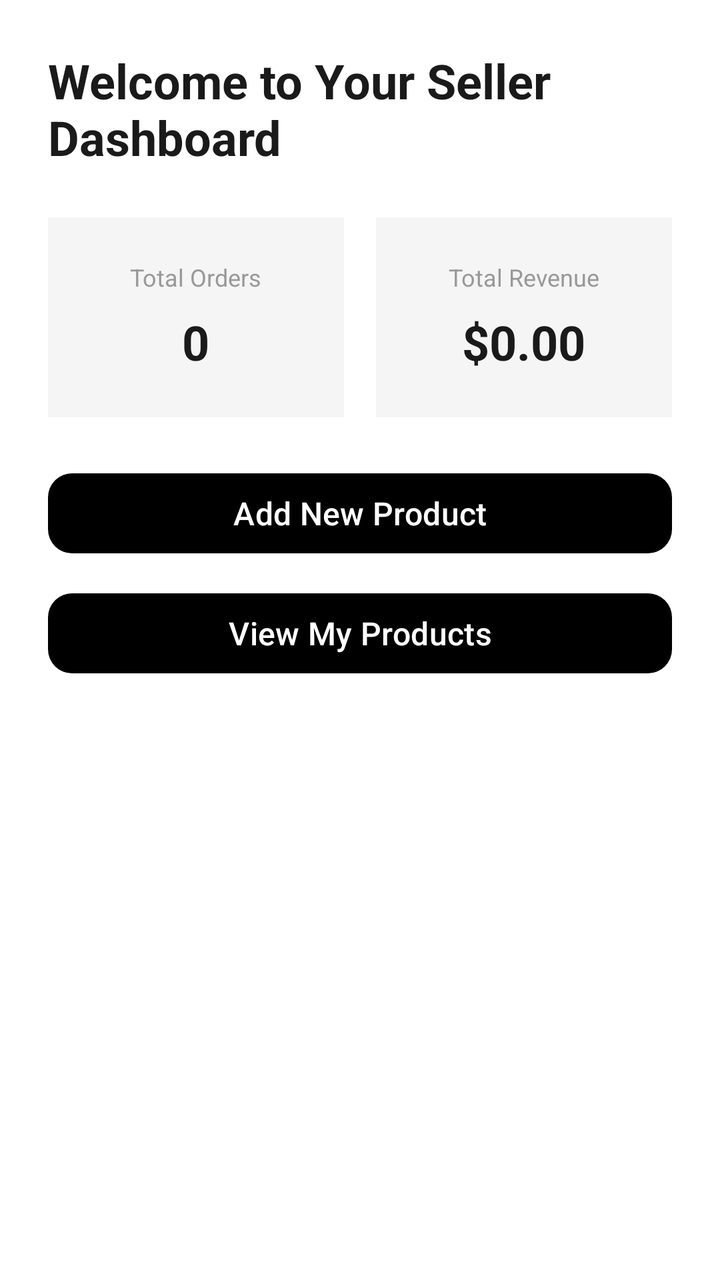
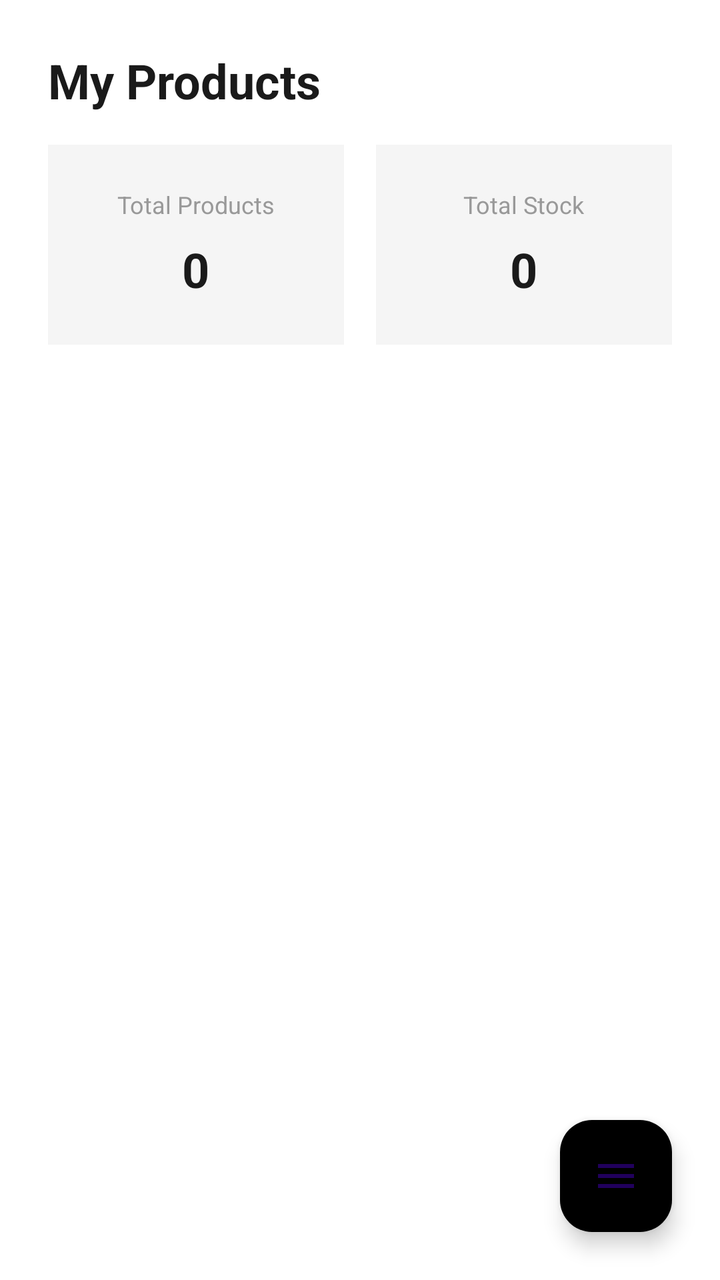

Screens rendered from an Android XML layout before and after an edit, with the pre-edit source and the edit as a unified diff.
<!-- AndroidManifest.xml: application theme Theme.Mid1 -->
<!-- res/layout/fragment_seller_home.xml -->
<?xml version="1.0" encoding="utf-8"?>
<LinearLayout xmlns:android="http://schemas.android.com/apk/res/android"
    xmlns:app="http://schemas.android.com/apk/res-auto"
    android:layout_width="match_parent"
    android:layout_height="match_parent"
    android:orientation="vertical"
    android:padding="24dp"
    android:background="@color/white">

    <TextView
        android:id="@+id/tv_seller_welcome"
        android:layout_width="match_parent"
        android:layout_height="wrap_content"
        android:text="Welcome to Your Seller Dashboard"
        android:textSize="24sp"
        android:textStyle="bold"
        android:textColor="@color/text_primary"
        android:layout_marginBottom="24dp" />

    
    <LinearLayout
        android:layout_width="match_parent"
        android:layout_height="wrap_content"
        android:orientation="horizontal"
        android:layout_marginBottom="24dp">

        <LinearLayout
            android:layout_width="0dp"
            android:layout_height="100dp"
            android:layout_weight="1"
            android:orientation="vertical"
            android:background="@color/card_bg"
            android:padding="16dp"
            android:layout_marginEnd="8dp"
            android:gravity="center">

            <TextView
                android:layout_width="wrap_content"
                android:layout_height="wrap_content"
                android:text="Total Orders"
                android:textSize="12sp"
                android:textColor="@color/text_secondary" />

            <TextView
                android:layout_width="wrap_content"
                android:layout_height="wrap_content"
                android:text="0"
                android:textSize="24sp"
                android:textStyle="bold"
                android:textColor="@color/text_primary"
                android:layout_marginTop="8dp" />
        </LinearLayout>

        <LinearLayout
            android:layout_width="0dp"
            android:layout_height="100dp"
            android:layout_weight="1"
            android:orientation="vertical"
            android:background="@color/card_bg"
            android:padding="16dp"
            android:layout_marginStart="8dp"
            android:gravity="center">

            <TextView
                android:layout_width="wrap_content"
                android:layout_height="wrap_content"
                android:text="Total Revenue"
                android:textSize="12sp"
                android:textColor="@color/text_secondary" />

            <TextView
                android:layout_width="wrap_content"
                android:layout_height="wrap_content"
                android:text="$0.00"
                android:textSize="24sp"
                android:textStyle="bold"
                android:textColor="@color/text_primary"
                android:layout_marginTop="8dp" />
        </LinearLayout>
    </LinearLayout>

    
    <com.google.android.material.button.MaterialButton
        android:id="@+id/btn_add_product"
        android:layout_width="match_parent"
        android:layout_height="wrap_content"
        android:text="Add New Product"
        android:textSize="16sp"
        app:backgroundTint="@color/black"
        android:textColor="@color/white"
        app:cornerRadius="12dp"
        android:layout_marginBottom="12dp" />

    <com.google.android.material.button.MaterialButton
        android:id="@+id/btn_view_products"
        android:layout_width="match_parent"
        android:layout_height="wrap_content"
        android:text="View My Products"
        android:textSize="16sp"
        app:backgroundTint="@color/black"
        android:textColor="@color/white"
        app:cornerRadius="12dp" />

</LinearLayout>
<!-- resources referenced by this layout -->
<resources>
  <color name="black">#FF000000</color>
  <color name="card_bg">#F5F5F5</color>
  <color name="text_primary">#1A1A1A</color>
  <color name="text_secondary">#999999</color>
  <color name="white">#FFFFFFFF</color>
  <style name="Theme.Mid1" parent="Base.Theme.Mid1" />
  <style name="Base.Theme.Mid1" parent="Theme.Material3.DayNight.NoActionBar">
          
          
      </style>
</resources>

<!-- the commit's change to res/layout/fragment_seller_home.xml (unified diff, before → after) -->
@@ -4,101 +4,145 @@
     android:layout_width="match_parent"
     android:layout_height="match_parent"
     android:orientation="vertical"
-    android:padding="24dp"
     android:background="@color/white">
-
-    <TextView
-        android:id="@+id/tv_seller_welcome"
-        android:layout_width="match_parent"
-        android:layout_height="wrap_content"
-        android:text="Welcome to Your Seller Dashboard"
-        android:textSize="24sp"
-        android:textStyle="bold"
-        android:textColor="@color/text_primary"
-        android:layout_marginBottom="24dp" />
 
     
     <LinearLayout
         android:layout_width="match_parent"
         android:layout_height="wrap_content"
-        android:orientation="horizontal"
-        android:layout_marginBottom="24dp">
+        android:orientation="vertical"
+        android:padding="24dp"
+        android:background="@color/white">
 
+        <TextView
+            android:id="@+id/tv_seller_welcome"
+            android:layout_width="match_parent"
+            android:layout_height="wrap_content"
+            android:text="My Products"
+            android:textSize="24sp"
+            android:textStyle="bold"
+            android:textColor="@color/text_primary"
+            android:layout_marginBottom="16dp" />
+
+        
         <LinearLayout
-            android:layout_width="0dp"
-            android:layout_height="100dp"
-            android:layout_weight="1"
-            android:orientation="vertical"
-            android:background="@color/card_bg"
-            android:padding="16dp"
-            android:layout_marginEnd="8dp"
-            android:gravity="center">
+            android:layout_width="match_parent"
+            android:layout_height="wrap_content"
+            android:orientation="horizontal"
+            android:layout_marginBottom="8dp">
 
-            <TextView
-                android:layout_width="wrap_content"
-                android:layout_height="wrap_content"
-                android:text="Total Orders"
-                android:textSize="12sp"
-                android:textColor="@color/text_secondary" />
+            <LinearLayout
+                android:layout_width="0dp"
+                android:layout_height="100dp"
+                android:layout_weight="1"
+                android:orientation="vertical"
+                android:background="@color/card_bg"
+                android:padding="16dp"
+                android:layout_marginEnd="8dp"
+                android:gravity="center">
 
-            <TextView
-                android:layout_width="wrap_content"
-                android:layout_height="wrap_content"
-                android:text="0"
-                android:textSize="24sp"
-                android:textStyle="bold"
-                android:textColor="@color/text_primary"
-                android:layout_marginTop="8dp" />
-        </LinearLayout>
+                <TextView
+                    android:layout_width="wrap_content"
+                    android:layout_height="wrap_content"
+                    android:text="Total Products"
+                    android:textSize="12sp"
+                    android:textColor="@color/text_secondary" />
 
-        <LinearLayout
-            android:layout_width="0dp"
-            android:layout_height="100dp"
-            android:layout_weight="1"
-            android:orientation="vertical"
-            android:background="@color/card_bg"
-            android:padding="16dp"
-            android:layout_marginStart="8dp"
-            android:gravity="center">
+                <TextView
+                    android:id="@+id/tv_total_products"
+                    android:layout_width="wrap_content"
+                    android:layout_height="wrap_content"
+                    android:text="0"
+                    android:textSize="24sp"
+                    android:textStyle="bold"
+                    android:textColor="@color/text_primary"
+                    android:layout_marginTop="8dp" />
+            </LinearLayout>
 
-            <TextView
-                android:layout_width="wrap_content"
-                android:layout_height="wrap_content"
-                android:text="Total Revenue"
-                android:textSize="12sp"
-                android:textColor="@color/text_secondary" />
+            <LinearLayout
+                android:layout_width="0dp"
+                android:layout_height="100dp"
+                android:layout_weight="1"
+                android:orientation="vertical"
+                android:background="@color/card_bg"
+                android:padding="16dp"
+                android:layout_marginStart="8dp"
+                android:gravity="center">
 
-            <TextView
-                android:layout_width="wrap_content"
-                android:layout_height="wrap_content"
-                android:text="$0.00"
-                android:textSize="24sp"
-                android:textStyle="bold"
-                android:textColor="@color/text_primary"
-                android:layout_marginTop="8dp" />
+                <TextView
+                    android:layout_width="wrap_content"
+                    android:layout_height="wrap_content"
+                    android:text="Total Stock"
+                    android:textSize="12sp"
+                    android:textColor="@color/text_secondary" />
+
+                <TextView
+                    android:id="@+id/tv_total_stock"
+                    android:layout_width="wrap_content"
+                    android:layout_height="wrap_content"
+                    android:text="0"
+                    android:textSize="24sp"
+                    android:textStyle="bold"
+                    android:textColor="@color/text_primary"
+                    android:layout_marginTop="8dp" />
+            </LinearLayout>
         </LinearLayout>
     </LinearLayout>
 
     
-    <com.google.android.material.button.MaterialButton
-        android:id="@+id/btn_add_product"
+    <LinearLayout
+        android:id="@+id/ll_empty_state"
         android:layout_width="match_parent"
+        android:layout_height="0dp"
+        android:layout_weight="1"
+        android:orientation="vertical"
+        android:gravity="center"
+        android:visibility="gone">
+
+        <TextView
+            android:layout_width="wrap_content"
+            android:layout_height="wrap_content"
+            android:text="No products yet"
+            android:textSize="18sp"
+            android:textStyle="bold"
+            android:textColor="@color/text_secondary" />
+
+        <TextView
+            android:layout_width="wrap_content"
+            android:layout_height="wrap_content"
+            android:text="Add your first product to get started!"
+            android:textSize="14sp"
+            android:textColor="@color/text_secondary"
+            android:layout_marginTop="8dp" />
+    </LinearLayout>
+
+    
+    <ProgressBar
+        android:id="@+id/pb_loading"
+        android:layout_width="wrap_content"
         android:layout_height="wrap_content"
-        android:text="Add New Product"
-        android:textSize="16sp"
-        app:backgroundTint="@color/black"
-        android:textColor="@color/white"
-        app:cornerRadius="12dp"
-        android:layout_marginBottom="12dp" />
+        android:layout_gravity="center"
+        android:visibility="gone"
+        android:layout_marginTop="24dp"
+        android:layout_marginBottom="24dp" />
 
-    <com.google.android.material.button.MaterialButton
-        android:id="@+id/btn_view_products"
+    
+    <androidx.recyclerview.widget.RecyclerView
+        android:id="@+id/rv_products"
         android:layout_width="match_parent"
+        android:layout_height="0dp"
+        android:layout_weight="1"
+        android:padding="8dp" />
+
+    
+    <com.google.android.material.floatingactionbutton.FloatingActionButton
+        android:id="@+id/fab_add_product"
+        android:layout_width="wrap_content"
         android:layout_height="wrap_content"
-        android:text="View My Products"
-        android:textSize="16sp"
-        app:backgroundTint="@color/black"
-        android:textColor="@color/white"
-        app:cornerRadius="12dp" />
+        android:layout_gravity="bottom|end"
+        android:layout_margin="24dp"
+        android:contentDescription="Add product"
+        app:srcCompat="@drawable/ic_menu"
+        app:backgroundTint="@color/black" />
 
 </LinearLayout>
<!-- resource entries referenced after the edit -->
@@ -5,6 +5,16 @@
   <color name="text_primary">#1A1A1A</color>
   <color name="text_secondary">#999999</color>
   <color name="white">#FFFFFFFF</color>
+  <!-- drawable ic_menu (drawable) -->
+  <vector xmlns:android="http://schemas.android.com/apk/res/android"
+      android:width="24dp"
+      android:height="24dp"
+      android:viewportWidth="24"
+      android:viewportHeight="24">
+      <path
+          android:fillColor="@color/white"
+          android:pathData="M3,18h18v-2H3v2zM3,13h18v-2H3v2zM3,6v2h18V6H3z" />
+  </vector>
   <style name="Theme.Mid1" parent="Base.Theme.Mid1" />
   <style name="Base.Theme.Mid1" parent="Theme.Material3.DayNight.NoActionBar">
           
